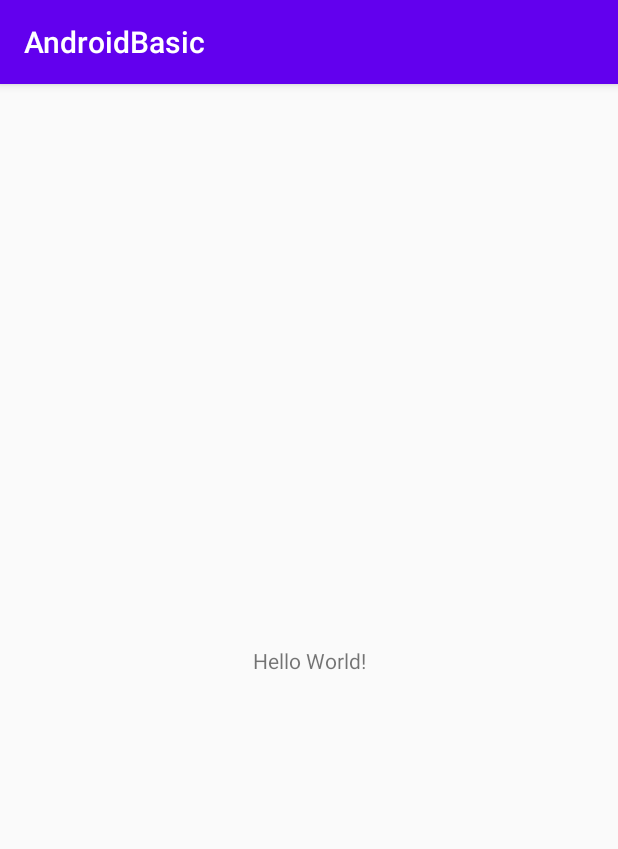
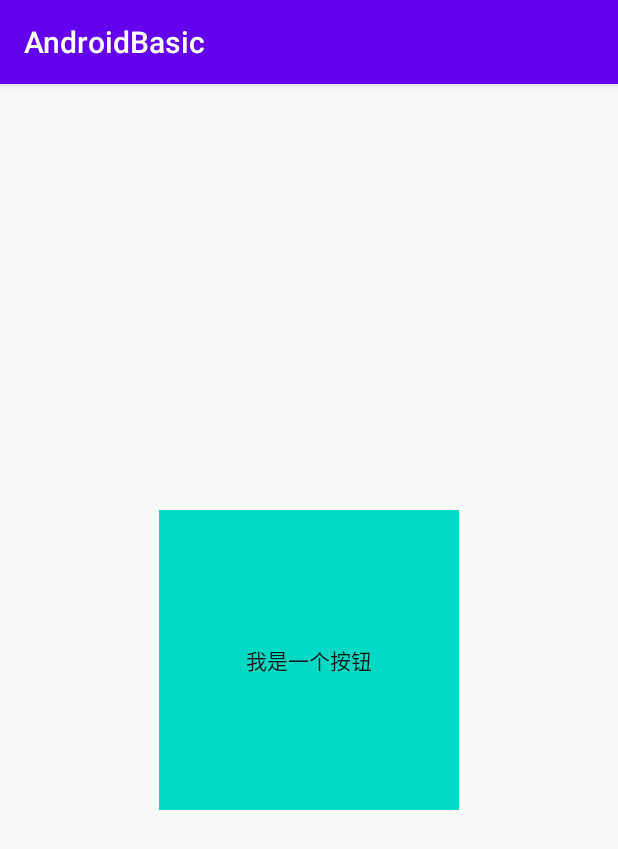
Before and after one commit to Braindogdog/LearningKotlin, an Android app: the screen it shows after launch (MainActivity), on a phone screen of 412 x 824 dp. Shown: the top 849 px of the screen. Run offline under Robolectric (Android 15) with nearby library versions, the phone set to English and light mode, and no system bars.

Commit message:
高阶函数

```diff
--- a/androidbasic/src/main/java/com/myself/androidbasic/MainActivity.kt
+++ b/androidbasic/src/main/java/com/myself/androidbasic/MainActivity.kt
@@ -2,11 +2,17 @@ package com.myself.androidbasic
 
 import androidx.appcompat.app.AppCompatActivity
 import android.os.Bundle
+import android.view.LayoutInflater
+import android.view.View
+import kotlinx.android.synthetic.main.activity_main.*
 
 class MainActivity : AppCompatActivity() {
 
     override fun onCreate(savedInstanceState: Bundle?) {
         super.onCreate(savedInstanceState)
         setContentView(R.layout.activity_main)
+        var button:View = LayoutInflater.from(this).inflate(R.layout.only_button,null,false)
+        ll.addView(button)
+       println("---------${parentaa.parent}")
     }
 }
--- a/androidbasic/src/main/res/layout/activity_main.xml
+++ b/androidbasic/src/main/res/layout/activity_main.xml
@@ -1,15 +1,17 @@
 <?xml version="1.0" encoding="utf-8"?>
 <androidx.constraintlayout.widget.ConstraintLayout xmlns:android="http://schemas.android.com/apk/res/android"
     xmlns:app="http://schemas.android.com/apk/res-auto"
+    android:id="@+id/parentaa"
     xmlns:tools="http://schemas.android.com/tools"
     android:layout_width="match_parent"
     android:layout_height="match_parent"
     tools:context=".MainActivity">
 
-    <TextView
+    <LinearLayout
+        android:orientation="vertical"
+        android:id="@+id/ll"
         android:layout_width="wrap_content"
         android:layout_height="wrap_content"
-        android:text="Hello World!"
         app:layout_constraintBottom_toBottomOf="parent"
         app:layout_constraintLeft_toLeftOf="parent"
         app:layout_constraintRight_toRightOf="parent"
--- /dev/null
+++ b/androidbasic/src/main/res/layout/only_button.xml
@@ -0,0 +1,19 @@
+<?xml version="1.0" encoding="utf-8"?>
+
+<androidx.constraintlayout.widget.ConstraintLayout xmlns:tools="http://schemas.android.com/tools"
+    android:layout_height="match_parent"
+    android:layout_width="match_parent"
+    xmlns:android="http://schemas.android.com/apk/res/android"
+    xmlns:app="http://schemas.android.com/apk/res-auto">
+
+    <Button
+        android:layout_width="200dp"
+        android:layout_height="200dp"
+        android:background="@color/colorAccent"
+        android:text="我是一个按钮"
+        app:layout_constraintBottom_toBottomOf="parent"
+        app:layout_constraintEnd_toEndOf="parent"
+        app:layout_constraintStart_toStartOf="parent"
+        app:layout_constraintTop_toTopOf="parent" />
+
+</androidx.constraintlayout.widget.ConstraintLayout>
--- a/kotlintest/build.gradle
+++ b/kotlintest/build.gradle
@@ -38,5 +38,6 @@ dependencies {
     testImplementation 'junit:junit:4.12'
     androidTestImplementation 'androidx.test.ext:junit:1.1.1'
     androidTestImplementation 'androidx.test.espresso:espresso-core:3.2.0'
+    implementation  'com.github.bumptech.glide:glide:4.11.0'
 
 }
--- a/settings.gradle
+++ b/settings.gradle
@@ -1,4 +1,5 @@
+
 include ':androidbasic'
-include ':app',
-        ':kotlintest'
+include ':app'
+//        ':kotlintest'
 rootProject.name = "LearningKotlin"
```
Also changed, not shown: androidbasic/src/main/java/ipc/test/aidl/Book.java (added, +37 -0 lines), kotlintest/src/main/java/com/liangpeng/kotlintest/basictest/TestClass.java (+8 -1 lines).
